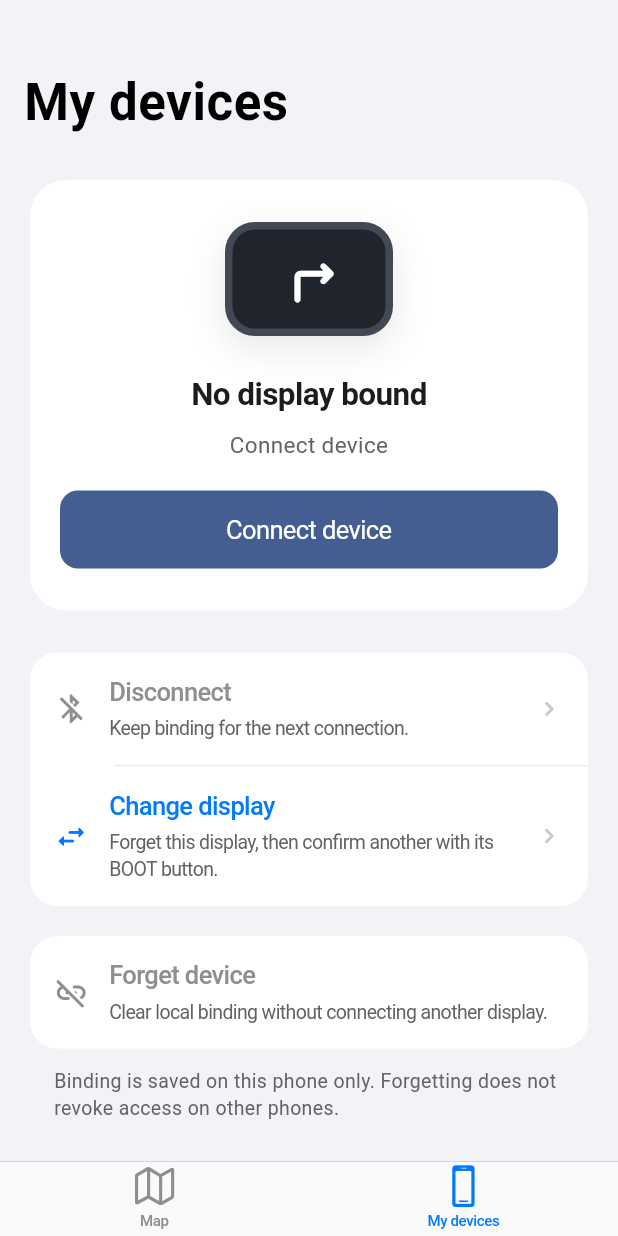
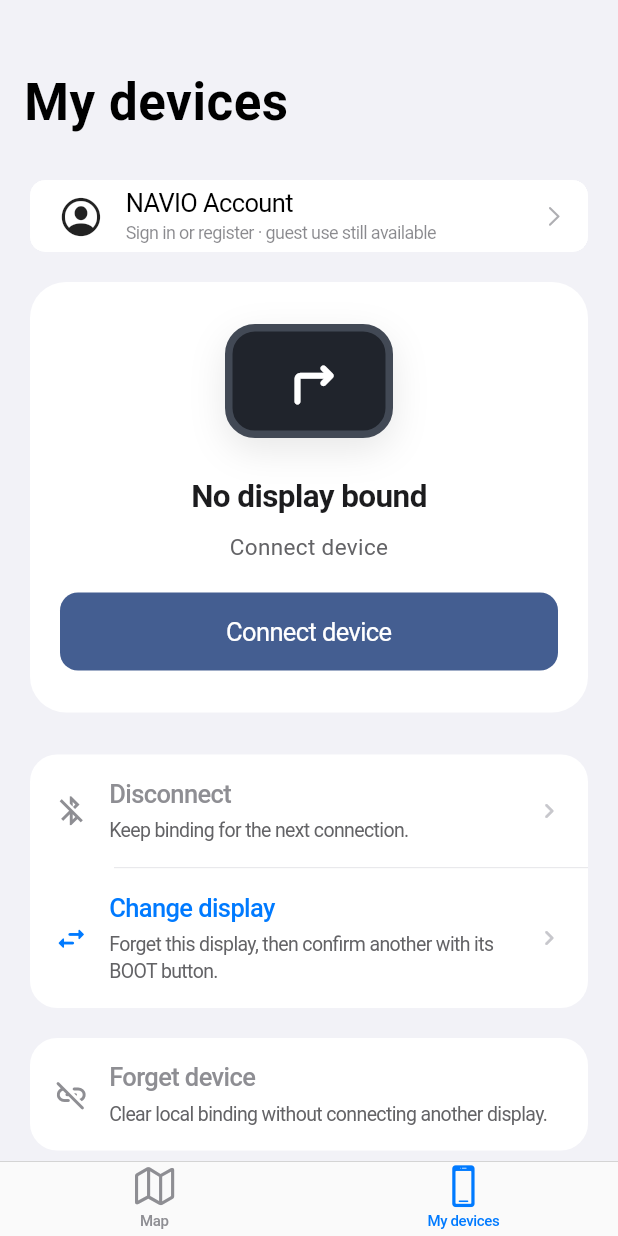
Before and after one commit to MarginalTong/ESP32_bluetooth_GPS, a Flutter app: the screen it shows after launch, item 2 of the bottom bar chosen, on a phone screen of 412 x 824 dp. Run offline on Flutter 3.47's test engine with Material 3 defaults, Android fonts, the phone set to English and light mode, and no system bars; our stand-ins replace flutter_blue_plus, flutter_secure_storage, geolocator, shared_preferences, sign_in_with_apple, supabase_flutter; missing offline and left inert: vector_tile; accounts and stored records are empty.

Commit message:
Accounts: integrate My devices login and manual cloud sync UI

```diff
--- a/moto_nav_bridge/lib/main.dart
+++ b/moto_nav_bridge/lib/main.dart
@@ -4,30 +4,54 @@ import 'package:shared_preferences/shared_preferences.dart';
 
 import 'controllers/navigation_controller.dart';
 import 'config/app_brand.dart';
+import 'config/account_config.dart';
+import 'controllers/account_controller.dart';
+import 'services/local_account_data.dart';
+import 'services/supabase_account_backend.dart';
 import 'services/ble_service.dart';
 import 'ui/app_shell.dart';
 
 Future<void> main() async {
   WidgetsFlutterBinding.ensureInitialized();
   final preferences = await SharedPreferences.getInstance();
-  runApp(NavioApp(preferences: preferences));
+  SupabaseAccountBackend backend;
+  try {
+    backend =
+        await SupabaseAccountBackend.initialize(AccountConfig.environment);
+  } catch (_) {
+    backend = SupabaseAccountBackend(
+        null); // A cloud outage must not stop navigation.
+  }
+  final account = AccountController(backend, LocalAccountData(preferences));
+  try {
+    await account.initialize();
+  } catch (_) {
+    account.error = 'local';
+  }
+  runApp(NavioApp(preferences: preferences, account: account));
 }
 
 class NavioApp extends StatelessWidget {
-  const NavioApp({super.key, this.preferences});
+  const NavioApp({super.key, this.preferences, this.account});
   final SharedPreferences? preferences;
+  final AccountController? account;
+
+  NavigationController _navigation(BleService ble) {
+    final nav = NavigationController(ble: ble, preferences: preferences);
+    account?.bindNavigation(nav);
+    return nav;
+  }
 
   @override
   Widget build(BuildContext context) {
     return MultiProvider(
       providers: [
+        if (account != null)
+          ChangeNotifierProvider<AccountController>(create: (_) => account!),
         ChangeNotifierProvider(create: (_) => BleService()),
         ChangeNotifierProxyProvider<BleService, NavigationController>(
-          create: (ctx) => NavigationController(
-              ble: ctx.read<BleService>(), preferences: preferences),
-          update: (ctx, ble, previous) =>
-              previous ??
-              NavigationController(ble: ble, preferences: preferences),
+          create: (ctx) => _navigation(ctx.read<BleService>()),
+          update: (ctx, ble, previous) => previous ?? _navigation(ble),
         ),
       ],
       child: MaterialApp(
--- a/moto_nav_bridge/lib/ui/app_shell.dart
+++ b/moto_nav_bridge/lib/ui/app_shell.dart
@@ -4,6 +4,7 @@ import 'package:provider/provider.dart';
 import 'package:shared_preferences/shared_preferences.dart';
 import '../l10n/app_text.dart';
 import '../services/ble_service.dart';
+import '../controllers/account_controller.dart';
 import 'home_page.dart';
 import 'devices_page.dart';
 import 'map_settings_page.dart';
@@ -48,12 +49,17 @@ class _AppShellState extends State<AppShell> {
   @override
   Widget build(BuildContext context) {
     final text = AppText.of(context);
+    final account = context.watch<AccountController?>();
     final darkBar = _mapStyle != 'standard';
     return Scaffold(
       body: IndexedStack(index: _selected, children: [
-        HomePage(onMapStyleChanged: (style) {
-          if (mounted && style != _mapStyle) setState(() => _mapStyle = style);
-        }),
+        HomePage(
+            key: ValueKey(account?.localGeneration ?? 0),
+            onMapStyleChanged: (style) {
+              if (mounted && style != _mapStyle) {
+                setState(() => _mapStyle = style);
+              }
+            }),
         const DevicesPage(),
       ]),
       bottomNavigationBar: CupertinoTabBar(
--- a/moto_nav_bridge/lib/ui/devices_page.dart
+++ b/moto_nav_bridge/lib/ui/devices_page.dart
@@ -6,6 +6,7 @@ import 'package:provider/provider.dart';
 import '../l10n/app_text.dart';
 import '../services/ble_service.dart';
 import 'device_pairing.dart';
+import 'widgets/account_card.dart';
 import '../config/app_brand.dart';
 
 class DevicesPage extends StatefulWidget {
@@ -122,6 +123,7 @@ class _DevicesPageState extends State<DevicesPage> {
         SliverPadding(
             padding: const EdgeInsets.fromLTRB(20, 24, 20, 32),
             sliver: SliverList.list(children: [
+              const AccountCard(),
               DecoratedBox(
                   decoration: BoxDecoration(
                       color: Colors.white,
--- /dev/null
+++ b/moto_nav_bridge/lib/ui/widgets/account_card.dart
@@ -0,0 +1,38 @@
+import 'package:flutter/cupertino.dart';
+import 'package:flutter/material.dart' show MaterialPageRoute;
+import 'package:provider/provider.dart';
+import '../../controllers/account_controller.dart';
+import '../../l10n/app_text.dart';
+import '../account_page.dart';
+
+class AccountCard extends StatelessWidget {
+  const AccountCard({super.key});
+  @override
+  Widget build(BuildContext context) {
+    final account = context.watch<AccountController?>();
+    if (account == null) return const SizedBox.shrink();
+    final en = AppText.of(context).isEnglish;
+    return Padding(
+        padding: const EdgeInsets.only(bottom: 20),
+        child: CupertinoListSection.insetGrouped(
+          margin: EdgeInsets.zero,
+          children: [
+            CupertinoListTile(
+              leading: const Icon(CupertinoIcons.person_crop_circle, size: 30),
+              title: Text(
+                  account.user?.email ?? (en ? 'NAVIO Account' : 'NAVIO 账号'),
+                  maxLines: 1,
+                  overflow: TextOverflow.ellipsis),
+              subtitle: Text(account.user != null
+                  ? (en ? 'Account and cloud sync' : '账号与云同步')
+                  : (en
+                      ? 'Sign in or register · guest use still available'
+                      : '登录或注册 · 仍可使用游客功能')),
+              trailing: const CupertinoListTileChevron(),
+              onTap: () => Navigator.of(context)
+                  .push(MaterialPageRoute(builder: (_) => const AccountPage())),
+            )
+          ],
+        ));
+  }
+}
```
Also changed, not shown: moto_nav_bridge/lib/ui/account_page.dart (added, +346 -0 lines), 4 other files.
